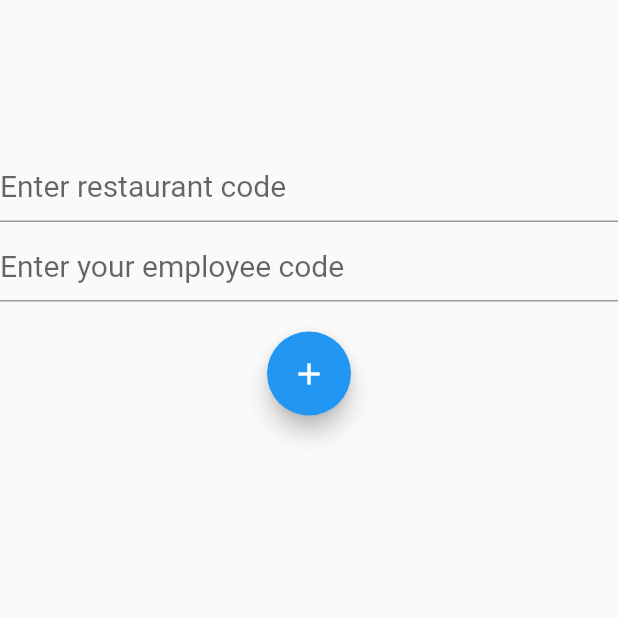
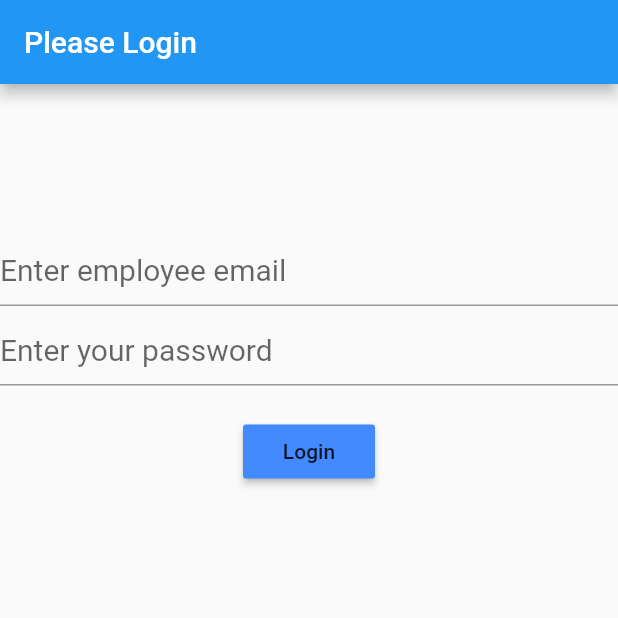
Before and after one commit to ApolloHighSchoolKY/Reserveded, a Flutter app: the screen it shows after launch, on a phone screen of 412 x 824 dp, the top half of it. Run offline on Flutter 3.47's test engine with Material 2 defaults, Android fonts, the phone set to English and light mode, and no system bars; our stand-ins replace firebase_auth, firebase_core; accounts and stored records are empty.

Commit message:
Firebase Login, maybe
This should be the working version of firebase login.

```diff
--- a/lib/main.dart
+++ b/lib/main.dart
@@ -1,9 +1,21 @@
 import 'package:flutter/material.dart';
 import 'pages/landing_page.dart';
-//import 'pages/table_page.dart';
 
-void main() {
-  runApp(new MaterialApp(
-    home: new LandingPage(),
-  ));
+void main() => runApp(Reserved());
+
+class Reserved extends StatelessWidget{
+@override
+  Widget build(BuildContext context) {
+    return new MaterialApp(
+      title:"Reserved",
+      home: new Center(
+        child: new Scaffold(
+          appBar: new AppBar(
+            title: new Text("Please Login"),
+          ),
+          body:new LandingPage(),
+        ),
+      )
+    );
+  }
 }
--- a/lib/pages/landing_page.dart
+++ b/lib/pages/landing_page.dart
@@ -1,58 +1,84 @@
 import 'package:flutter/material.dart';
-//import 'table_page.dart';
+import 'table_page.dart';
+import 'package:firebase_auth/firebase_auth.dart';
 import 'package:firebase_core/firebase_core.dart';
 
-final restaurantController = TextEditingController();
-final employeeController = TextEditingController();
+final emailInput = TextEditingController();
+final passwordInput = TextEditingController();
+final GlobalKey<FormState> formKey = GlobalKey<FormState>();
+String _email, _password;
 
+class LandingPage extends StatefulWidget{
+  @override
+  _LandingPageState createState() => new _LandingPageState();
+}
 /* This widget is the design of the first page*/
-class LandingPage extends StatelessWidget {
+class _LandingPageState extends State<LandingPage>{
 @override
   Widget build(BuildContext context){
-    return new Material(
-      child:Column(
-        mainAxisAlignment: MainAxisAlignment.start,
+    return Form(
+      key: formKey,
+      child: Column(
         children: <Widget>[
-          new Container(
+            Container(
               margin: const EdgeInsets.only(top: 100.0),
             ),
-          new TextFormField(
+            TextFormField(
               style: new TextStyle(color: Colors.black, fontSize: 20.0),
-            controller: restaurantController,
+              validator: (input) {
+                if(input.isEmpty){
+                  return "Please enter an email";
+                }
+              },
+              onSaved: (input) => _email = input,
+              controller: emailInput,
               decoration: InputDecoration(
-              hintText: 'Enter restaurant code'
+                hintText: 'Enter employee email'
               ),
            ),
-          new Container(
+            Container(
               margin: const EdgeInsets.only(top: 5.0),
             ),
-          new TextFormField(
+            TextFormField(
               style: new TextStyle(color: Colors.black, fontSize: 20.0),
-            controller: employeeController,
+              obscureText: true,
+              validator: (input) {
+                if(input.isEmpty){
+                  return "Please enter a password";
+                }
+              },
+              onSaved: (input) => _password = input,
+              controller: passwordInput,
               decoration: InputDecoration(
-              hintText: 'Enter your employee code',
+                hintText: 'Enter your password',
                 fillColor: Colors.black
               ),
             ),
-          new Container(
+            Container(
               margin: const EdgeInsets.only(top: 20.0),
             ),
-          new FloatingActionButton(
-            child: Icon(Icons.add),
-            onPressed: () {
-              checkLogin(restaurantController.text, employeeController.text);
-            },
+            RaisedButton(
+              child: Text("Login"),
+              color: Colors.blueAccent,
+              onPressed: checkLogin,
             )
         ],
-      ),
+      )
     );
   }
 }
 
-void checkLogin(String restaurantCode, String employeeCode){
-  if(restaurantCode=="012345"){
-    if(employeeCode=="0123"){
+Future<void> checkLogin() async{
+  //This method uses Firebase to check if the user successfully logged in
+  final formState = formKey.currentState;
+  if(formState.validate()){
+    formState.save();
+    try{
+      FirebaseUser user = await FirebaseAuth.instance.signInWithEmailAndPassword(email: _email, password: _password);
+      new TablePage();
       print("Login Successful");
+    } catch(e){
+      print(e.message);
     }
   }
 }
--- a/lib/pages/table_page.dart
+++ b/lib/pages/table_page.dart
@@ -1,7 +1,7 @@
 import 'package:flutter/material.dart';
 
 //The page where tables exist
-class TablePage extends StatelessWidget {
+class TablePage extends StatelessWidget{
   @override
   Widget build(BuildContext context){
     return new Material(
--- a/pubspec.yaml
+++ b/pubspec.yaml
@@ -16,10 +16,13 @@ dependencies:
   flutter:
     sdk: flutter
 
+  firebase_core: ^0.2.5+1
+  firebase_database: ^1.1.0+1
+  firebase_auth: ^0.7.0
+
   # The following adds the Cupertino Icons font to your application.
   # Use with the CupertinoIcons class for iOS style icons.
   cupertino_icons: ^0.1.2
-  firebase_core: ^0.2.5+1
 
 dev_dependencies:
   flutter_test:
```
Also changed, not shown: 4 other files. Lines whose indentation alone changed are shown as unchanged.
